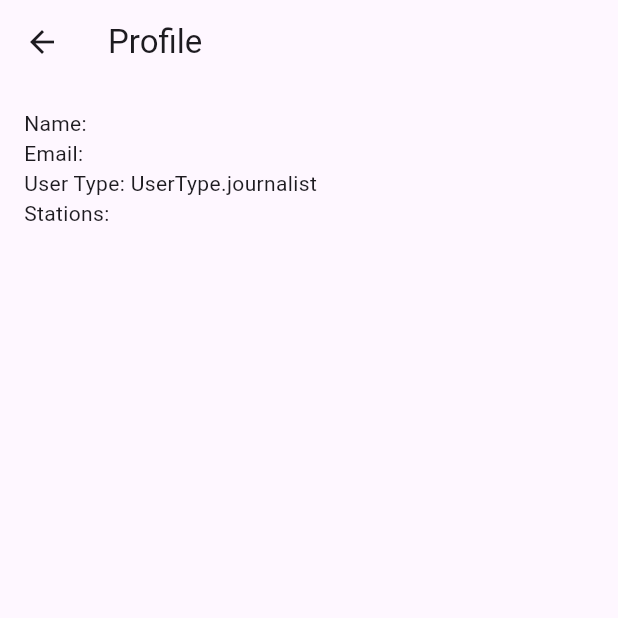
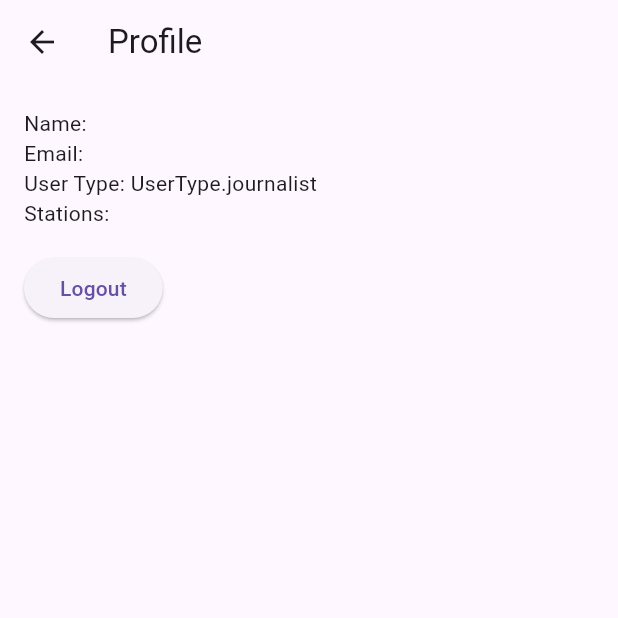
Before and after one commit to wallX/FEUP-MEIC-LGP, a Flutter app: the ProfilePage screen opened directly, on a phone screen of 412 x 824 dp, the top half of it. Run offline on Flutter 3.47's test engine with Material 3 defaults, Android fonts, the phone set to English and light mode, and no system bars; our stand-ins replace cross_file, file_picker, shared_preferences, video_player; missing offline and left inert: tus_client_dart, tusc; accounts and stored records are empty.

Commit message:
added a logout button

```diff
--- a/app/lib/pages/profile_page.dart
+++ b/app/lib/pages/profile_page.dart
@@ -44,6 +44,8 @@ class _ProfilePageState extends State<ProfilePage> {
           Text('Email: ${user?.email ?? 'N/A'}'),
           Text('User Type: ${user?.userType.toString() ?? 'N/A'}'),
           Text('Stations: ${user?.stations?.join(', ') ?? 'N/A'}'),
+          const SizedBox(height: 16),
+          _logoutButton(),
         ],
       ),
     );
@@ -60,4 +62,13 @@ class _ProfilePageState extends State<ProfilePage> {
       child: const Text('Register'),
     );
   }
+
+  Widget _logoutButton(){
+    return ElevatedButton(
+      onPressed: () {
+        context.read<UserProvider>().logout();
+      },
+      child: const Text('Logout'),
+    );
+  }
 }
--- a/app/lib/pages/register_page.dart
+++ b/app/lib/pages/register_page.dart
@@ -19,6 +19,9 @@ class _RegisterPageState extends State<RegisterPage> {
 
   void _register() {
     if (_formKey.currentState!.validate()) {
+
+      // TODO: Connect to backend and register user // Check if the email is already registered
+
       final user = User(
         name: _nameController.text,
         email: _emailController.text,
```
